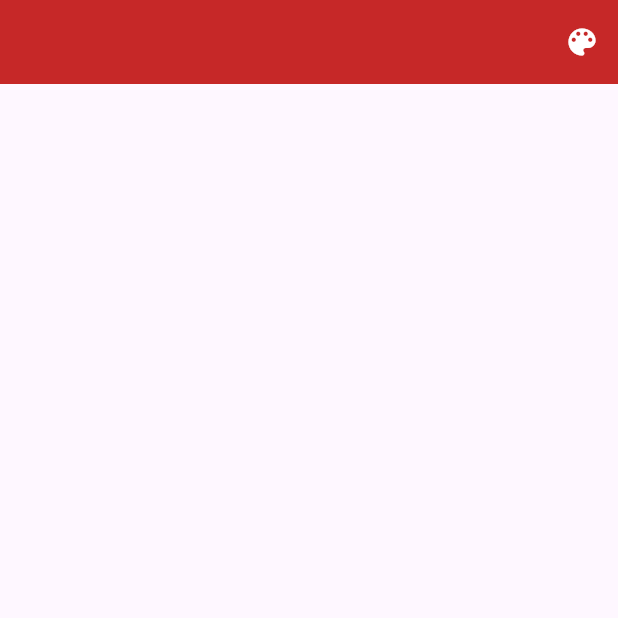
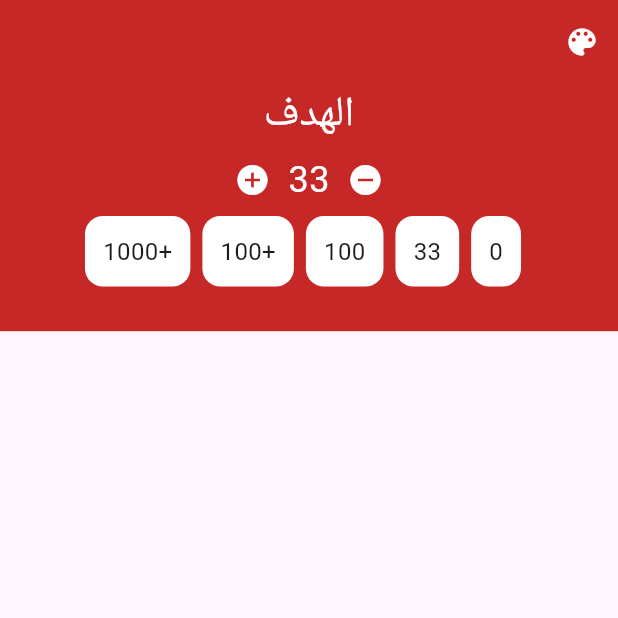
Before and after one commit to MeDoRa0/sup7a_app, a Flutter app: the screen it shows after launch, on a phone screen of 412 x 824 dp, the top half of it. Run offline on Flutter 3.47's test engine with Material 3 defaults, Android fonts, the phone set to English and light mode, and no system bars.

Commit message:
create red container and its text and icons

```diff
--- a/lib/home_page.dart
+++ b/lib/home_page.dart
@@ -14,16 +14,143 @@ class _HomePageState extends State<HomePage> {
     return Scaffold(
       appBar: AppBar(
         backgroundColor: mainColor,
+        elevation: 0,
         actions: [
           IconButton(
             onPressed: () {},
-            icon: Icon(
+            icon: const Icon(
               Icons.color_lens,
               color: Colors.white,
             ),
           ),
         ],
       ),
+      body: Column(children: [
+        Container(
+          height: MediaQuery.of(context).size.height * 0.2,
+          decoration: BoxDecoration(color: mainColor),
+          child: Column(
+            children: [
+              const Center(
+                  child: Text(
+                'الهدف',
+                style: TextStyle(fontSize: 28, color: Colors.white),
+              )),
+              Row(
+                mainAxisAlignment: MainAxisAlignment.center,
+                children: [
+                  IconButton(
+                    onPressed: () {},
+                    icon: const Icon(
+                      Icons.add_circle,
+                      color: Colors.white,
+                    ),
+                  ),
+                  const Text(
+                    '33',
+                    style: TextStyle(
+                      fontSize: 24,
+                      color: Colors.white,
+                    ),
+                  ),
+                  IconButton(
+                    onPressed: () {},
+                    icon: const Icon(
+                      Icons.remove_circle,
+                      color: Colors.white,
+                    ),
+                  ),
+                ],
+              ),
+              Row(
+                mainAxisAlignment: MainAxisAlignment.center,
+                children: [
+                  Container(
+                    padding: const EdgeInsets.all(12),
+                    decoration: BoxDecoration(
+                      color: Colors.white,
+                      borderRadius: BorderRadius.circular(12),
+                    ),
+                    child: const Text(
+                      '1000+',
+                      style: TextStyle(
+                        fontSize: 16,
+                      ),
+                    ),
+                  ),
+                  SizedBox(
+                    width: 8,
+                  ),
+                  Container(
+                    padding: const EdgeInsets.all(12),
+                    decoration: BoxDecoration(
+                      color: Colors.white,
+                      borderRadius: BorderRadius.circular(12),
+                    ),
+                    child: const Text(
+                      '100+',
+                      style: TextStyle(
+                        fontSize: 16,
+                      ),
+                    ),
+                  ),
+                  SizedBox(
+                    width: 8,
+                  ),
+                  Container(
+                    padding: const EdgeInsets.all(12),
+                    decoration: BoxDecoration(
+                      color: Colors.white,
+                      borderRadius: BorderRadius.circular(12),
+                    ),
+                    child: const Text(
+                      '100',
+                      style: TextStyle(
+                        fontSize: 16,
+                      ),
+                    ),
+                  ),
+                  SizedBox(
+                    width: 8,
+                  ),
+                  Container(
+                    padding: const EdgeInsets.all(12),
+                    decoration: BoxDecoration(
+                      color: Colors.white,
+                      borderRadius: BorderRadius.circular(12),
+                    ),
+                    child: const Text(
+                      '33',
+                      style: TextStyle(
+                        fontSize: 16,
+                      ),
+                    ),
+                  ),
+                  SizedBox(
+                    width: 8,
+                  ),
+                  Container(
+                    padding: const EdgeInsets.all(12),
+                    decoration: BoxDecoration(
+                      color: Colors.white,
+                      borderRadius: BorderRadius.circular(12),
+                    ),
+                    child: const Text(
+                      '0',
+                      style: TextStyle(
+                        fontSize: 16,
+                      ),
+                    ),
+                  ),
+                  SizedBox(
+                    width: 8,
+                  ),
+                ],
+              )
+            ],
+          ),
+        )
+      ]),
     );
   }
 }
```
